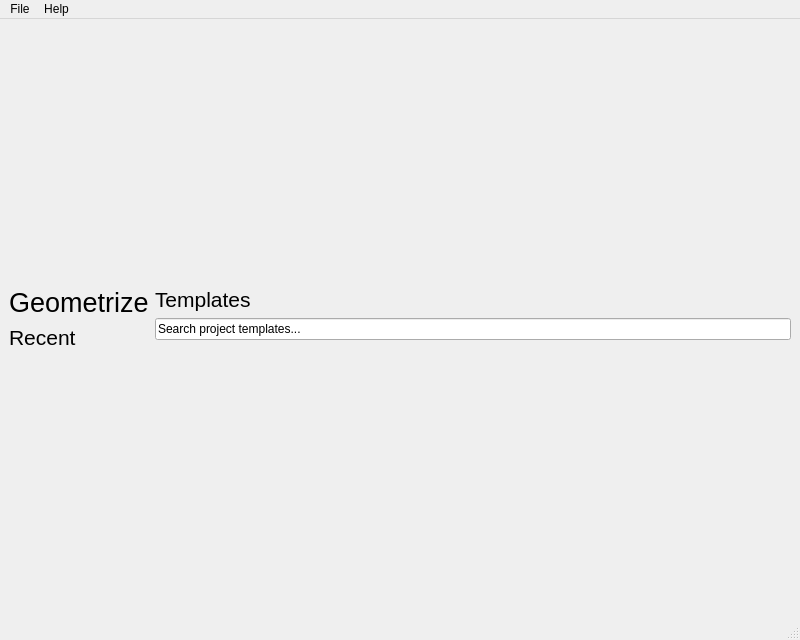
Above: Geometrize/dialog/launchwindow.ui from Tw1ddle/geometrize before the change. Below: the same form after it.
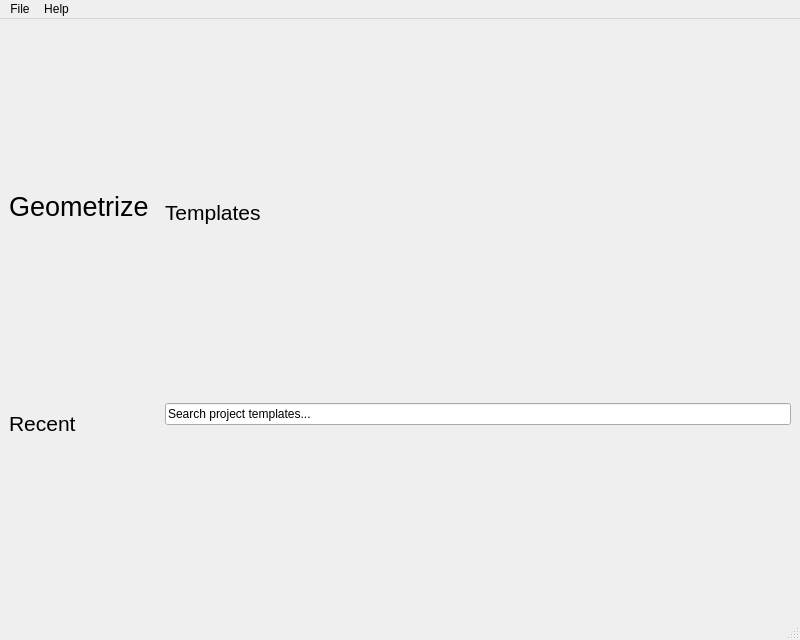
That is the form after the change.

The edit to the form file:
```diff
--- a/Geometrize/dialog/launchwindow.ui
+++ b/Geometrize/dialog/launchwindow.ui
@@ -26,7 +26,7 @@
    <bool>true</bool>
   </property>
   <widget class="QWidget" name="centralwidget">
-   <layout class="QVBoxLayout" name="verticalLayout_2">
+   <layout class="QHBoxLayout" name="horizontalLayout_2">
     <item>
      <layout class="QHBoxLayout" name="horizontalLayout">
       <item>
@@ -113,6 +113,22 @@
         </item>
        </layout>
       </item>
+      <item>
+       <spacer name="horizontalSpacer">
+        <property name="orientation">
+         <enum>Qt::Horizontal</enum>
+        </property>
+        <property name="sizeType">
+         <enum>QSizePolicy::Fixed</enum>
+        </property>
+        <property name="sizeHint" stdset="0">
+         <size>
+          <width>10</width>
+          <height>10</height>
+         </size>
+        </property>
+       </spacer>
+      </item>
       <item>
        <layout class="QVBoxLayout" name="templatesLayout">
         <item>
```
Left out of the diff: 2 changed lines with no effect on the pictures.
